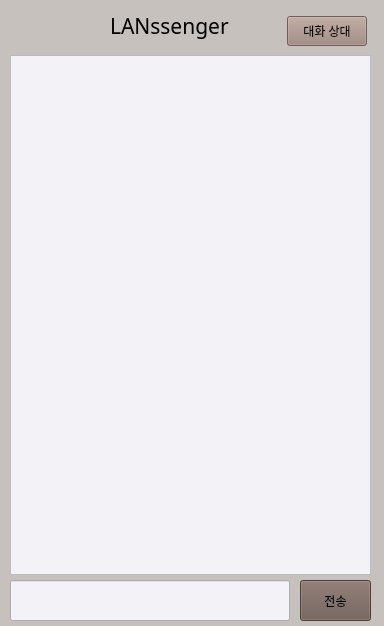
Old version of the form src/client/gui/groupchatwindow.ui in the repository TaehyunJeon0203/lanssenger.
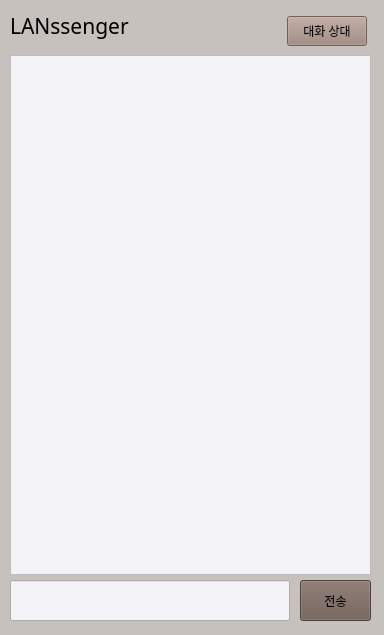
New version of the form.

Commit message: Design : ui배치 수정

What changed in the file:
```diff
--- a/src/client/gui/groupchatwindow.ui
+++ b/src/client/gui/groupchatwindow.ui
@@ -7,7 +7,7 @@
     <x>0</x>
     <y>0</y>
     <width>384</width>
-    <height>626</height>
+    <height>635</height>
    </rect>
   </property>
   <property name="windowTitle">
@@ -80,9 +80,9 @@
   <widget class="QLabel" name="currentRoomLabel">
    <property name="geometry">
     <rect>
-     <x>110</x>
+     <x>10</x>
      <y>10</y>
-     <width>141</width>
+     <width>271</width>
      <height>31</height>
     </rect>
    </property>
```
The commit also changes 1 other file.
